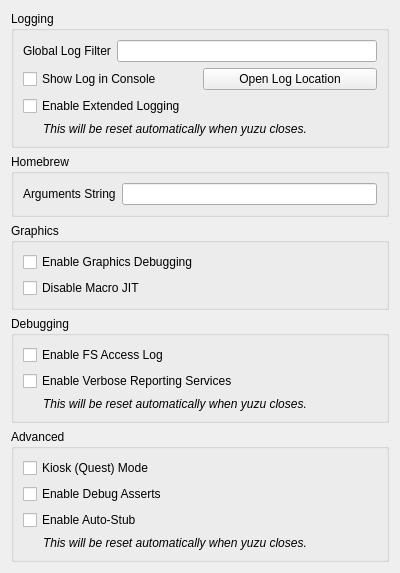
Above: src/yuzu/configuration/configure_debug.ui from QuantumGhost/yuzu before the change. Below: the same form after it.
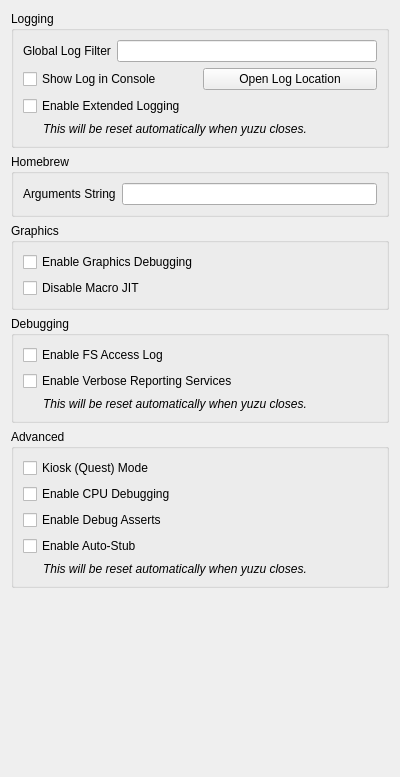
That is the form after the change.

What changed in the file:
```diff
--- a/src/yuzu/configuration/configure_debug.ui
+++ b/src/yuzu/configuration/configure_debug.ui
@@ -7,7 +7,7 @@
     <x>0</x>
     <y>0</y>
     <width>400</width>
-    <height>486</height>
+    <height>777</height>
    </rect>
   </property>
   <property name="windowTitle">
@@ -192,6 +192,13 @@
         </property>
        </widget>
       </item>
+      <item>
+       <widget class="QCheckBox" name="enable_cpu_debugging">
+        <property name="text">
+         <string>Enable CPU Debugging</string>
+        </property>
+       </widget>
+      </item>
        <item>
          <widget class="QCheckBox" name="use_debug_asserts">
            <property name="text">
```
Lines whose indentation alone changed are shown as unchanged.
